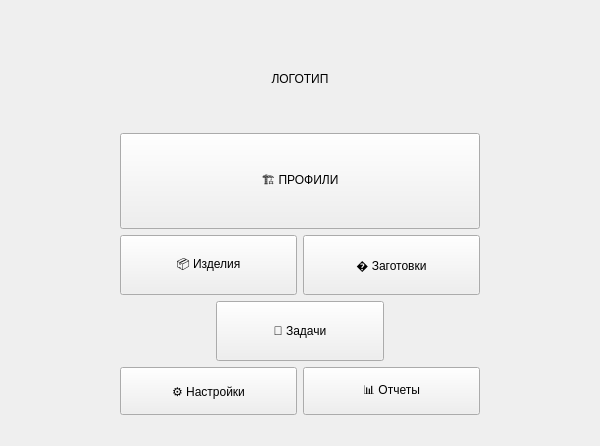
Old version of the form src/client/ui/home_page.ui in the repository formemu/aditim-monitor.
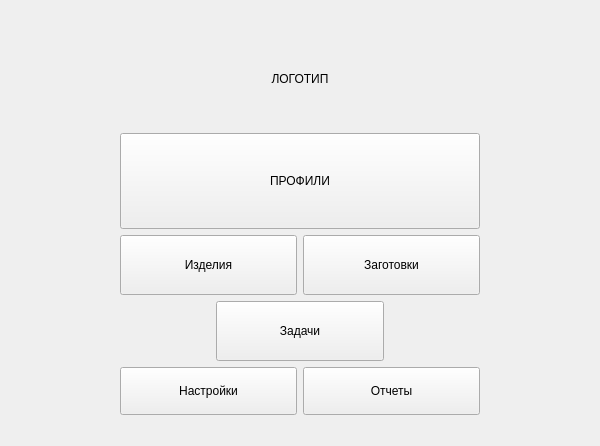
New version of the form.

The edit to the form file:
```diff
--- a/src/client/ui/home_page.ui
+++ b/src/client/ui/home_page.ui
@@ -105,7 +105,7 @@
          </property>
 
          <property name="text">
-          <string>🏗️ ПРОФИЛИ</string>
+          <string>ПРОФИЛИ</string>
          </property>
         </widget>
        </item>
@@ -120,7 +120,7 @@
             </size>
            </property>
            <property name="text">
-            <string>📦 Изделия</string>
+            <string>Изделия</string>
            </property>
           </widget>
          </item>
@@ -133,7 +133,7 @@
             </size>
            </property>
            <property name="text">
-            <string>� Заготовки</string>
+            <string>Заготовки</string>
            </property>
           </widget>
          </item>
@@ -163,7 +163,7 @@
             </size>
            </property>
            <property name="text">
-            <string>📝 Задачи</string>
+            <string>Задачи</string>
            </property>
           </widget>
          </item>
@@ -193,7 +193,7 @@
             </size>
            </property>
            <property name="text">
-            <string>⚙️ Настройки</string>
+            <string>Настройки</string>
            </property>
           </widget>
          </item>
@@ -206,7 +206,7 @@
             </size>
            </property>
            <property name="text">
-            <string>📊 Отчеты</string>
+            <string>Отчеты</string>
            </property>
           </widget>
          </item>
```
Left out of the diff: 3 changed lines with no effect on the pictures.
